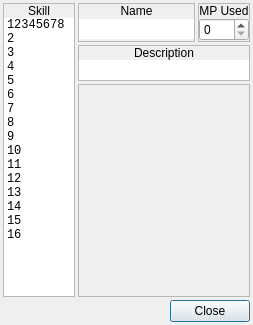
Above: editor/src/skillsspellseditor.ui from tuxinator2009/PreludeToADream-Pokitto before the change. Below: the same form after it.
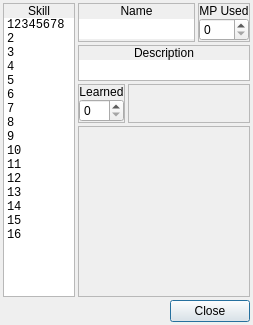
That is the form after the change.

```diff
--- a/editor/src/skillsspellseditor.ui
+++ b/editor/src/skillsspellseditor.ui
@@ -527,6 +527,126 @@
            </layout>
           </widget>
          </item>
+         <item>
+          <widget class="QWidget" name="wLearned" native="true">
+           <property name="sizePolicy">
+            <sizepolicy hsizetype="Preferred" vsizetype="Fixed">
+             <horstretch>0</horstretch>
+             <verstretch>0</verstretch>
+            </sizepolicy>
+           </property>
+           <layout class="QHBoxLayout" name="horizontalLayout">
+            <property name="spacing">
+             <number>3</number>
+            </property>
+            <property name="leftMargin">
+             <number>0</number>
+            </property>
+            <property name="topMargin">
+             <number>0</number>
+            </property>
+            <property name="rightMargin">
+             <number>0</number>
+            </property>
+            <property name="bottomMargin">
+             <number>0</number>
+            </property>
+            <item>
+             <widget class="QFrame" name="frame_19">
+              <property name="sizePolicy">
+               <sizepolicy hsizetype="Fixed" vsizetype="Preferred">
+                <horstretch>0</horstretch>
+                <verstretch>0</verstretch>
+               </sizepolicy>
+              </property>
+              <property name="frameShape">
+               <enum>QFrame::StyledPanel</enum>
+              </property>
+              <property name="frameShadow">
+               <enum>QFrame::Raised</enum>
+              </property>
+              <layout class="QVBoxLayout" name="verticalLayout_23">
+               <property name="spacing">
+                <number>0</number>
+               </property>
+               <property name="leftMargin">
+                <number>0</number>
+               </property>
+               <property name="topMargin">
+                <number>0</number>
+               </property>
+               <property name="rightMargin">
+                <number>0</number>
+               </property>
+               <property name="bottomMargin">
+                <number>0</number>
+               </property>
+               <item>
+                <widget class="QLabel" name="label_17">
+                 <property name="sizePolicy">
+                  <sizepolicy hsizetype="Preferred" vsizetype="Fixed">
+                   <horstretch>0</horstretch>
+                   <verstretch>0</verstretch>
+                  </sizepolicy>
+                 </property>
+                 <property name="text">
+                  <string>Learned</string>
+                 </property>
+                 <property name="alignment">
+                  <set>Qt::AlignCenter</set>
+                 </property>
+                </widget>
+               </item>
+               <item>
+                <widget class="QWidget" name="widget_22" native="true">
+                 <layout class="QHBoxLayout" name="horizontalLayout_18">
+                  <property name="spacing">
+                   <number>0</number>
+                  </property>
+                  <property name="leftMargin">
+                   <number>0</number>
+                  </property>
+                  <property name="topMargin">
+                   <number>0</number>
+                  </property>
+                  <property name="rightMargin">
+                   <number>0</number>
+                  </property>
+                  <property name="bottomMargin">
+                   <number>0</number>
+                  </property>
+                  <item>
+                   <widget class="QSpinBox" name="numLearned">
+                    <property name="minimum">
+                     <number>0</number>
+                    </property>
+                    <property name="maximum">
+                     <number>99</number>
+                    </property>
+                    <property name="value">
+                     <number>0</number>
+                    </property>
+                   </widget>
+                  </item>
+                 </layout>
+                </widget>
+               </item>
+              </layout>
+             </widget>
+            </item>
+            <item>
+             <widget class="QFrame" name="frame">
+              <property name="frameShape">
+               <enum>QFrame::StyledPanel</enum>
+              </property>
+              <property name="frameShadow">
+               <enum>QFrame::Raised</enum>
+              </property>
+             </widget>
+            </item>
+           </layout>
+          </widget>
+         </item>
          <item>
           <widget class="QFrame" name="frame_28">
            <property name="frameShape">
```
